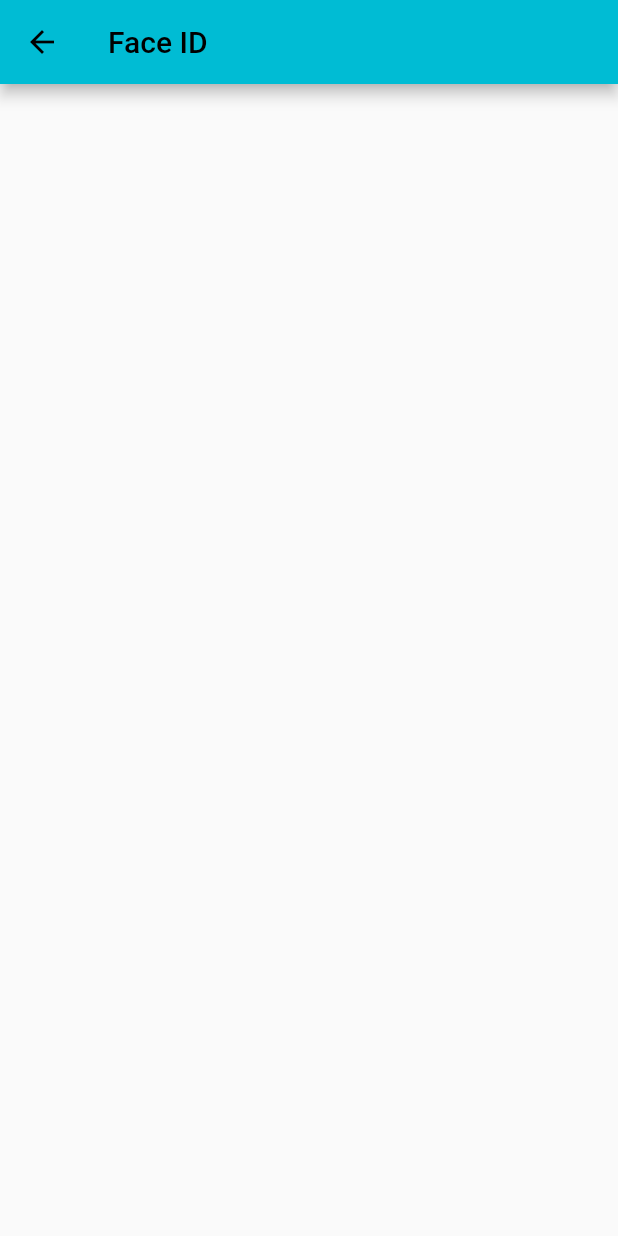
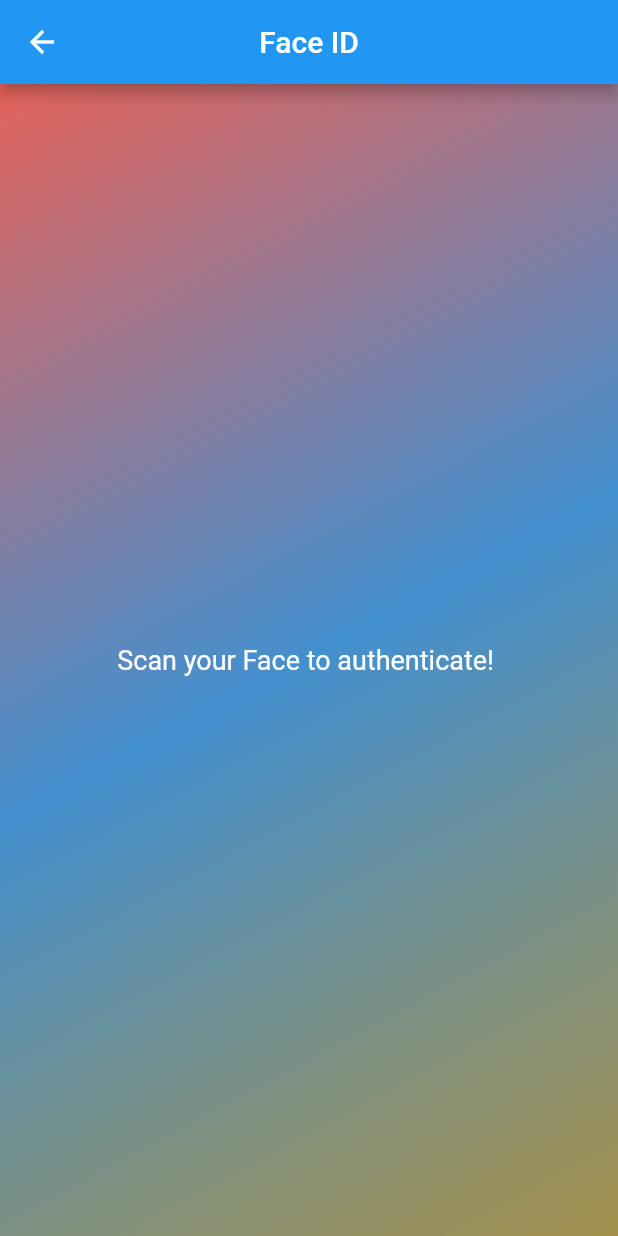
Before and after one commit to sara-nur/Aperi-frontend, a Flutter app: the screen it shows after launch, after a tap on "Face ID", on a phone screen of 412 x 824 dp. Run offline on Flutter 3.47's test engine with Material 2 defaults, Android fonts, the phone set to English and light mode, and no system bars.

Commit message:
add: individual screens

```diff
--- a/aperi/lib/main.dart
+++ b/aperi/lib/main.dart
@@ -10,10 +10,10 @@ class MyApp extends StatelessWidget {
 
   @override
   Widget build(BuildContext context) {
-    return MaterialApp(
+    return const MaterialApp(
+      debugShowCheckedModeBanner: false,
       title: 'Aperi',
-      theme: ThemeData(primarySwatch: Colors.cyan),
-      home: const HomeScreen(),
+      home: HomeScreen(),
     );
   }
 }
--- a/aperi/lib/screens/face_id_screen.dart
+++ b/aperi/lib/screens/face_id_screen.dart
@@ -11,12 +11,41 @@ class _FaceIDState extends State<FaceID> {
   @override
   Widget build(BuildContext context) {
     return Scaffold(
+      backgroundColor: Theme.of(context).colorScheme.secondary,
       appBar: AppBar(
-        title: const Text('Face ID'),
+        title: const Text(
+          'Face ID',
+          style: TextStyle(
+            fontSize: 20,
+          ),
+        ),
+        centerTitle: true,
       ),
-      body: Center(
-        child: Column(
-          mainAxisAlignment: MainAxisAlignment.center,
+      body: Container(
+        decoration: const BoxDecoration(
+          gradient: LinearGradient(
+            begin: Alignment.topLeft,
+            end: Alignment.bottomRight,
+            colors: [
+              Color.fromARGB(255, 229, 99, 90),
+              Color.fromARGB(255, 67, 144, 207),
+              Color.fromARGB(223, 183, 144, 54),
+            ],
+          ),
+        ),
+        child: Center(
+          child: Column(
+            mainAxisAlignment: MainAxisAlignment.center,
+            children: const [
+              Text(
+                'Scan your Face to authenticate! ',
+                style: TextStyle(
+                  fontSize: 18,
+                  color: Colors.white,
+                ),
+              )
+            ],
+          ),
         ),
       ),
     );
--- a/aperi/lib/screens/home_page.dart
+++ b/aperi/lib/screens/home_page.dart
@@ -1,5 +1,3 @@
-import 'dart:math';
-
 import 'package:flutter/material.dart';
 import 'package:aperi/screens/face_id_screen.dart';
 import 'package:aperi/screens/fingerprint_id_screen.dart';
@@ -23,17 +21,38 @@ class HomeScreen extends StatelessWidget {
         //elevation: 0.0,
         backgroundColor: Theme.of(context).colorScheme.primary,
       ),
-      body: Center(
+      body: Container(
+        decoration: const BoxDecoration(
+          gradient: LinearGradient(
+            begin: Alignment.topLeft,
+            end: Alignment.bottomRight,
+            colors: [
+              Color.fromARGB(255, 229, 99, 90),
+              Color.fromARGB(255, 14, 131, 227),
+              Color.fromARGB(224, 197, 138, 212),
+            ],
+          ),
+        ),
+        child: Center(
           child: Column(
             mainAxisAlignment: MainAxisAlignment.center,
             children: [
               const Text(
-              'Welcome to the Aperi!',
+                'Welcome to Aperi!',
                 style: TextStyle(
                   fontSize: 20,
+                  color: Colors.white,
                 ),
               ),
               const SizedBox(height: 16),
+              const Text(
+                'Please choose your prefered way to unlock your doors',
+                style: TextStyle(
+                  fontSize: 12,
+                  color: Colors.white,
+                ),
+              ),
+              const SizedBox(height: 30),
               ElevatedButton.icon(
                 style: ElevatedButton.styleFrom(
                   elevation: 10,
@@ -41,6 +60,7 @@ class HomeScreen extends StatelessWidget {
                     borderRadius: BorderRadius.circular(20),
                   ),
                   fixedSize: const Size(200, 50),
+                  backgroundColor: const Color.fromARGB(90, 194, 185, 204),
                 ),
                 onPressed: () {
                   Navigator.push(
@@ -59,6 +79,7 @@ class HomeScreen extends StatelessWidget {
                       borderRadius: BorderRadius.circular(20),
                     ),
                     fixedSize: const Size(200, 50),
+                    backgroundColor: const Color.fromARGB(90, 194, 185, 204),
                   ),
                   onPressed: () {
                     Navigator.push(
@@ -77,6 +98,7 @@ class HomeScreen extends StatelessWidget {
                     borderRadius: BorderRadius.circular(20),
                   ),
                   fixedSize: const Size(200, 50),
+                  backgroundColor: const Color.fromARGB(90, 194, 185, 204),
                 ),
                 onPressed: () {
                   Navigator.push(
@@ -90,6 +112,7 @@ class HomeScreen extends StatelessWidget {
             ],
           ),
         ),
+      ),
     );
   }
 }
--- a/aperi/pubspec.yaml
+++ b/aperi/pubspec.yaml
@@ -35,7 +35,6 @@ dependencies:
   # The following adds the Cupertino Icons font to your application.
   # Use with the CupertinoIcons class for iOS style icons.
   cupertino_icons: ^1.0.2
-  http: ^0.13.6
   material: ^1.0.0+2
 
 dev_dependencies:
```
Also changed, not shown: aperi/lib/screens/code_id_screen.dart (+30 -4 lines), aperi/lib/screens/fingerprint_id_screen.dart (+26 -3 lines), aperi/pubspec.lock. Lines whose indentation alone changed are shown as unchanged.
